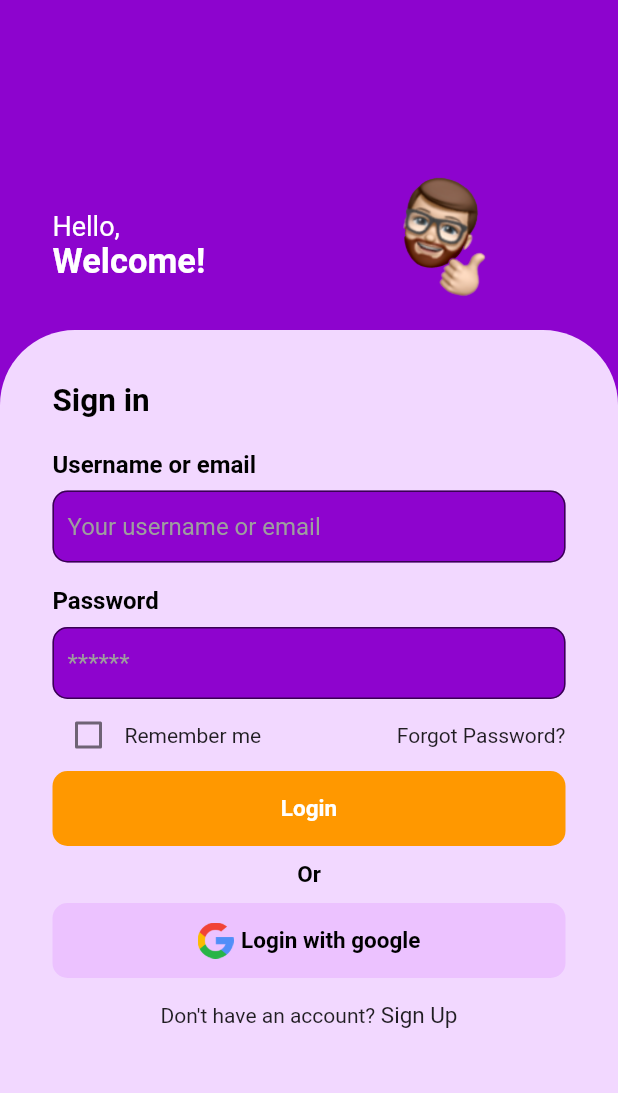
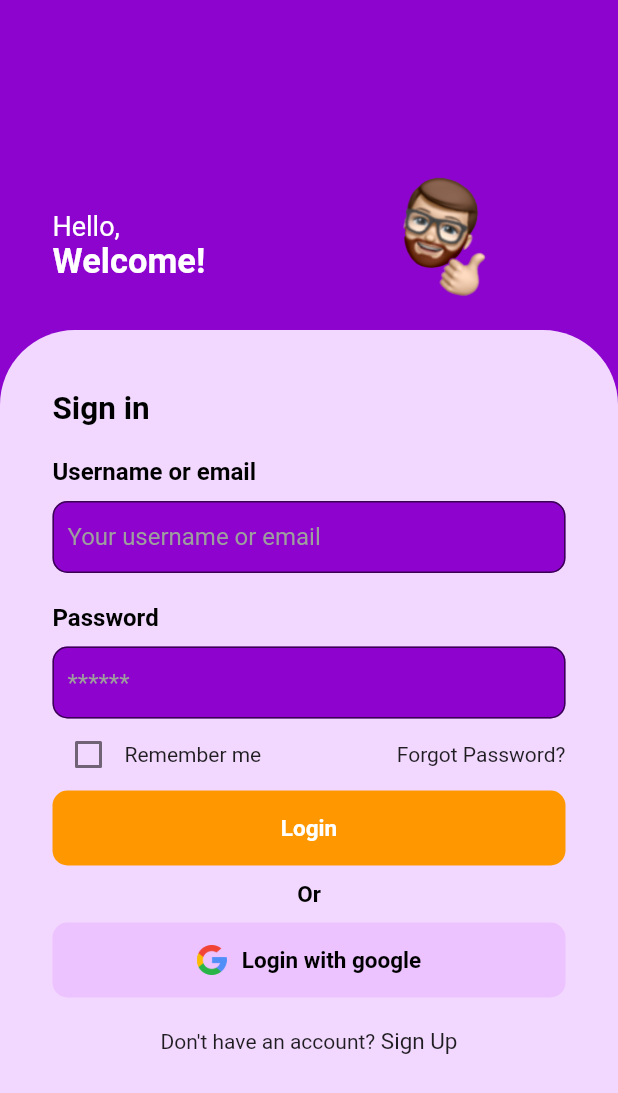
Before and after one commit to ChiragGajjar/PaymentReminder, a Flutter app: the LoginScreen screen opened directly, on a phone screen of 412 x 824 dp. Shown: the top 1093 px of the screen. Run offline on Flutter 3.47's test engine with Material 2 defaults, Android fonts, the phone set to English and light mode, and no system bars.

Commit message:
minor updates

```diff
--- a/lib/login/login_screen.dart
+++ b/lib/login/login_screen.dart
@@ -76,7 +76,7 @@ class _LoginScreenState extends State<LoginScreen> {
                   Expanded(
                     child: Container(
                       margin:
-                          EdgeInsets.symmetric(horizontal: 35, vertical: 35),
+                          EdgeInsets.symmetric(horizontal: 35, vertical: 40),
                       decoration: BoxDecoration(
                         borderRadius: BorderRadius.all(Radius.circular(30)),
                       ),
@@ -107,7 +107,7 @@ class _LoginScreenState extends State<LoginScreen> {
                                 fontSize: 16),
                           ),
                           SizedBox(
-                            height: 8,
+                            height: 10,
                           ),
                           TextField(
                             style: TextStyle(color: Colors.white),
@@ -127,7 +127,7 @@ class _LoginScreenState extends State<LoginScreen> {
                                 hintText: 'Your username or email'),
                           ),
                           SizedBox(
-                            height: 16,
+                            height: 20,
                           ),
                           Text(
                             "Password",
@@ -137,7 +137,7 @@ class _LoginScreenState extends State<LoginScreen> {
                                 fontSize: 16),
                           ),
                           SizedBox(
-                            height: 8,
+                            height: 10,
                           ),
                           TextField(
                             obscureText: true,
@@ -247,11 +247,11 @@ class _LoginScreenState extends State<LoginScreen> {
                                   children: <Widget>[
                                     Image(
                                       image: AppImages.google_logo,
-                                      width: 24.0,
-                                      height: 24.0,
+                                      width: 20.0,
+                                      height: 20.0,
                                     ),
                                     SizedBox(
-                                      width: 5,
+                                      width: 10,
                                     ),
                                     Text(
                                       "Login with google",
@@ -267,7 +267,7 @@ class _LoginScreenState extends State<LoginScreen> {
                             ),
                           ),
                           SizedBox(
-                            height: 16,
+                            height: 20,
                           ),
                           Center(
                             child: InkWell(
@@ -286,7 +286,8 @@ class _LoginScreenState extends State<LoginScreen> {
                                       style: TextStyle(fontSize: 15),
                                       textAlign: TextAlign.center,
                                     ),
-                                  ]),
+                                  ],
+                              ),
                             ),
                           ),
                         ],
--- a/lib/main.dart
+++ b/lib/main.dart
@@ -15,7 +15,7 @@ class MyApp extends StatelessWidget {
       theme: ThemeData(
         primarySwatch: Colors.blue,
       ),
-      home: LoginScreen(),
+      home: WelcomePage1(),
     );
   }
 }
--- a/lib/onboarding/welcome_screen1.dart
+++ b/lib/onboarding/welcome_screen1.dart
@@ -2,6 +2,7 @@ import 'package:flutter/cupertino.dart';
 import 'package:flutter/material.dart';
 import 'package:payment_app/Utils/app_images.dart';
 import 'package:payment_app/Utils/trensations_widgets.dart';
+import 'package:payment_app/login/login_screen.dart';
 
 class WelcomePage1 extends StatefulWidget {
   @override
@@ -115,6 +116,9 @@ class WelcomePage1State extends State<WelcomePage1> with SingleTickerProviderSta
                                     setState(() {
                                       currentIndex = currentIndex + 1;
                                     });
+                                    if (currentIndex == 3){
+                                      Navigator.of(context).push(MaterialPageRoute(builder: (context) => LoginScreen()));
+                                    }
                                   },
                                   child: Container(
                                     decoration: BoxDecoration(
```
